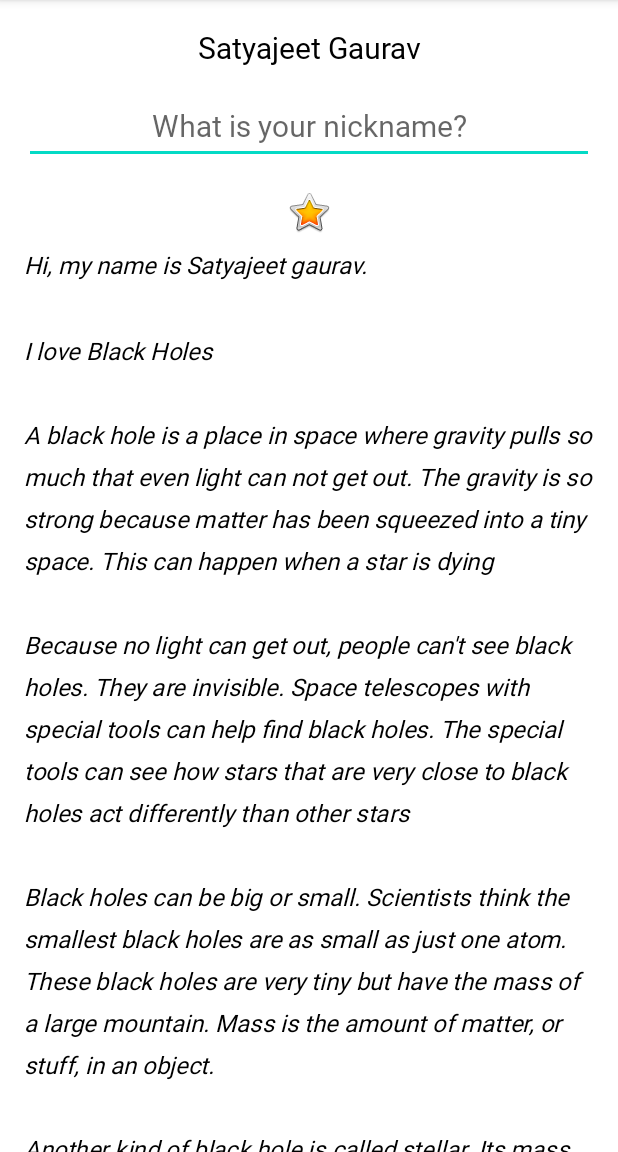
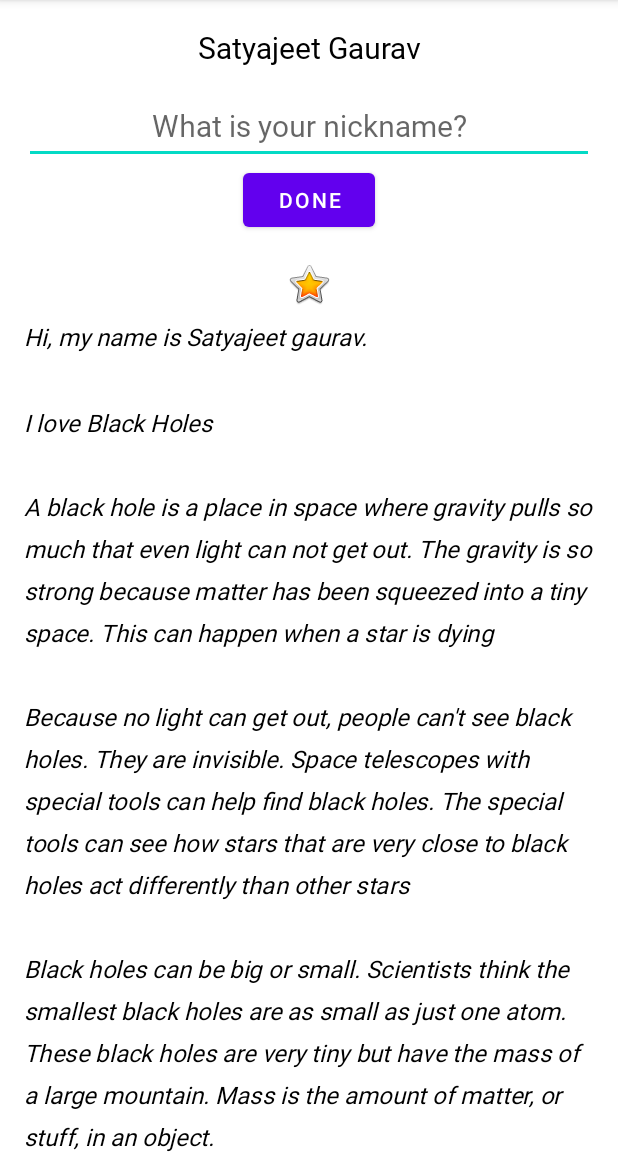
Before and after one commit to satyajeetmanu/About-Me, an Android app: the screen it shows after launch (MainActivity), on a phone screen of 412 x 824 dp, the part 84-1236 px from its top. Run offline under Robolectric (Android 15) with nearby library versions, the phone set to English and light mode, and no system bars.

Commit message:
added a done button below the edit text

```diff
--- a/app/src/main/res/layout/activity_main.xml
+++ b/app/src/main/res/layout/activity_main.xml
@@ -32,6 +32,14 @@
         android:minHeight="48dp"
         android:textAlignment="center" />
 
+    <Button
+        android:id="@+id/button"
+        style="@style/TextAppearance.AppCompat.Widget.Button.Colored"
+        android:layout_width="wrap_content"
+        android:layout_height="wrap_content"
+        android:text="@string/done"
+        android:layout_gravity="center_horizontal"/>
+
     <ImageView
         android:id="@+id/star_image"
         android:layout_width="match_parent"
--- a/app/src/main/res/values/strings.xml
+++ b/app/src/main/res/values/strings.xml
@@ -17,5 +17,6 @@
     \n\nBlack holes do not go around in space eating stars, moons and planets. Earth will not fall into a black hole because no black hole is close enough to the solar system for Earth to do that.
     \n\nEven if a black hole the same mass as the sun were to take the place of the sun, Earth still would not fall in. The black hole would have the same gravity as the sun. Earth and the other planets would orbit the black hole as they orbit the sun now.
     \n\nThe sun will never turn into a black hole. The sun is not a big enough star to make a black hole.</string>
-    <string name="enter_nickname">What is your nickname?</string>>
+    <string name="enter_nickname">What is your nickname?</string>
+    <string name="done">Done</string>>
 </resources>
```
